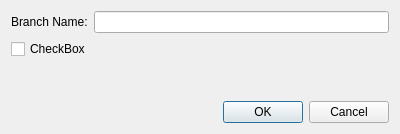
Qt form src/plugins/git/branchadddialog.ui (qt-creator/qt-creator) before a commit.
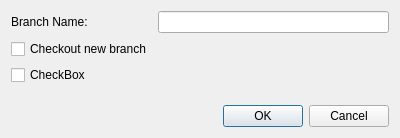
The same form after that commit.

Commit message:
Git: Allow direct checkout in add branch dialog
Avoid one modal message box by adding a checkbox in the
dialog. In case the user misses to check the box, the
branch can still be checked out later with the context
menu action "checkout".

Diff of the .ui file:
```diff
--- a/src/plugins/git/branchadddialog.ui
+++ b/src/plugins/git/branchadddialog.ui
@@ -7,7 +7,7 @@
     <x>0</x>
     <y>0</y>
     <width>400</width>
-    <height>134</height>
+    <height>138</height>
    </rect>
   </property>
   <property name="windowTitle">
@@ -24,14 +24,21 @@
    <item row="0" column="1">
     <widget class="QLineEdit" name="branchNameEdit"/>
    </item>
-   <item row="1" column="0" colspan="2">
+   <item row="1" column="0">
+    <widget class="QCheckBox" name="checkoutCheckBox">
+     <property name="text">
+      <string>Checkout new branch</string>
+     </property>
+    </widget>
+   </item>
+   <item row="2" column="0" colspan="2">
     <widget class="QCheckBox" name="trackingCheckBox">
      <property name="text">
       <string>CheckBox</string>
      </property>
     </widget>
    </item>
-   <item row="3" column="0" colspan="2">
+   <item row="4" column="0" colspan="2">
     <widget class="QDialogButtonBox" name="buttonBox">
      <property name="orientation">
       <enum>Qt::Horizontal</enum>
@@ -41,7 +48,7 @@
      </property>
     </widget>
    </item>
-   <item row="2" column="0" colspan="2">
+   <item row="3" column="0" colspan="2">
     <spacer name="verticalSpacer">
      <property name="orientation">
       <enum>Qt::Vertical</enum>
```
The commit also changes 3 other files.
